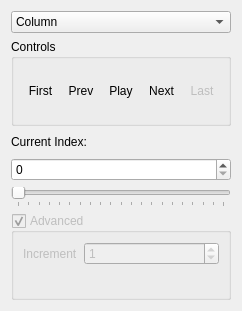
Before: the Qt Designer form src/Interface/Modules/Math/GetMatrixSlice.ui in SCIInstitute/SCIRun, drawn with Qt 5.
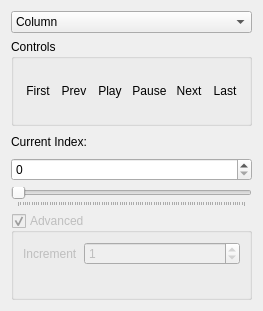
After: the same form once the commit is applied.

Commit message: Matrix slice improvements. Closes #692

Diff of the .ui file:
```diff
--- a/src/Interface/Modules/Math/GetMatrixSlice.ui
+++ b/src/Interface/Modules/Math/GetMatrixSlice.ui
@@ -6,14 +6,14 @@
    <rect>
     <x>0</x>
     <y>0</y>
-    <width>242</width>
+    <width>263</width>
     <height>311</height>
    </rect>
   </property>
   <property name="minimumSize">
    <size>
-    <width>188</width>
-    <height>296</height>
+    <width>263</width>
+    <height>311</height>
    </size>
   </property>
   <property name="windowTitle">
@@ -100,6 +100,16 @@
         </property>
        </widget>
       </item>
+      <item>
+       <widget class="QToolButton" name="pauseButton_">
+        <property name="text">
+         <string>Pause</string>
+        </property>
+        <property name="autoRaise">
+         <bool>true</bool>
+        </property>
+       </widget>
+      </item>
       <item>
        <widget class="QToolButton" name="nextIndexButton_">
         <property name="enabled">
@@ -125,7 +135,7 @@
       <item>
        <widget class="QToolButton" name="lastIndexButton_">
         <property name="enabled">
-         <bool>false</bool>
+         <bool>true</bool>
         </property>
         <property name="minimumSize">
          <size>
@@ -170,7 +180,7 @@
    <item>
     <widget class="QSlider" name="indexSlider_">
      <property name="maximum">
-      <number>1000</number>
+      <number>100</number>
      </property>
      <property name="orientation">
       <enum>Qt::Horizontal</enum>
@@ -179,7 +189,7 @@
       <enum>QSlider::TicksBelow</enum>
      </property>
      <property name="tickInterval">
-      <number>50</number>
+      <number>1</number>
      </property>
     </widget>
    </item>
```
The commit also changes 7 other files.
